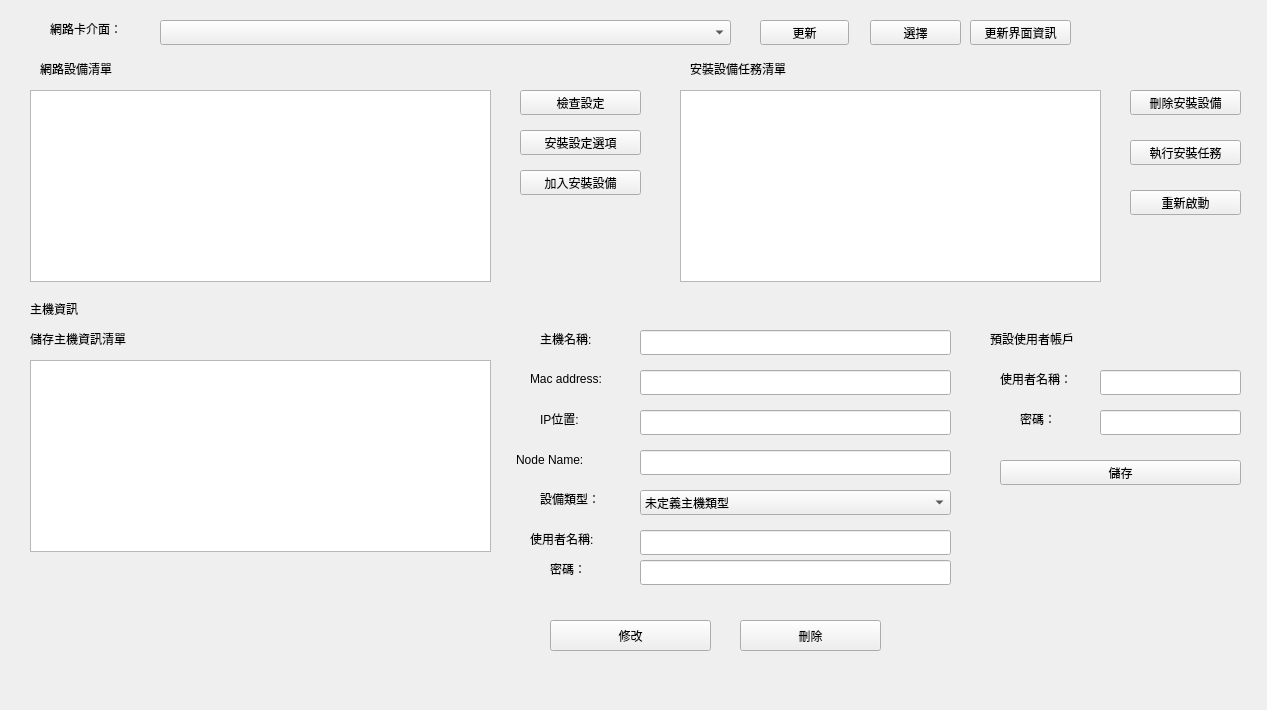
Old version of the form ws/src/ros_qt_sen/src/install_shell/install_shell.ui in the repository cocobird231/RV1-gui.
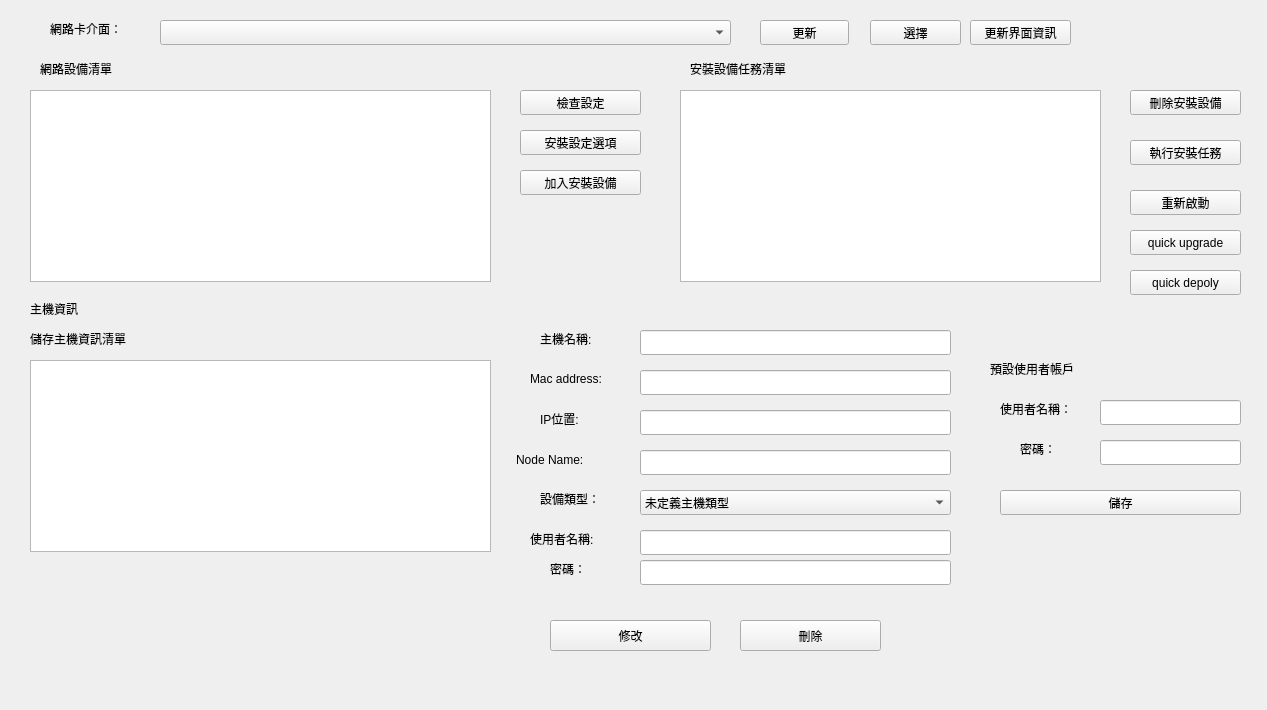
New version of the form.

Commit message: data server record ui and install quick deploy and upgrade

The edit to the form file:
```diff
--- a/ws/src/ros_qt_sen/src/install_shell/install_shell.ui
+++ b/ws/src/ros_qt_sen/src/install_shell/install_shell.ui
@@ -374,7 +374,7 @@
    <property name="geometry">
     <rect>
      <x>990</x>
-     <y>330</y>
+     <y>360</y>
      <width>111</width>
      <height>17</height>
     </rect>
@@ -387,7 +387,7 @@
    <property name="geometry">
     <rect>
      <x>1000</x>
-     <y>370</y>
+     <y>400</y>
      <width>91</width>
      <height>17</height>
     </rect>
@@ -400,7 +400,7 @@
    <property name="geometry">
     <rect>
      <x>1020</x>
-     <y>410</y>
+     <y>440</y>
      <width>51</width>
      <height>17</height>
     </rect>
@@ -413,7 +413,7 @@
    <property name="geometry">
     <rect>
      <x>1100</x>
-     <y>370</y>
+     <y>400</y>
      <width>141</width>
      <height>25</height>
     </rect>
@@ -423,7 +423,7 @@
    <property name="geometry">
     <rect>
      <x>1100</x>
-     <y>410</y>
+     <y>440</y>
      <width>141</width>
      <height>25</height>
     </rect>
@@ -433,7 +433,7 @@
    <property name="geometry">
     <rect>
      <x>1000</x>
-     <y>460</y>
+     <y>490</y>
      <width>241</width>
      <height>25</height>
     </rect>
@@ -517,6 +517,32 @@
     <string>更新</string>
    </property>
   </widget>
+  <widget class="QPushButton" name="pushButton_13">
+   <property name="geometry">
+    <rect>
+     <x>1130</x>
+     <y>230</y>
+     <width>111</width>
+     <height>25</height>
+    </rect>
+   </property>
+   <property name="text">
+    <string>quick upgrade</string>
+   </property>
+  </widget>
+  <widget class="QPushButton" name="pushButton_14">
+   <property name="geometry">
+    <rect>
+     <x>1130</x>
+     <y>270</y>
+     <width>111</width>
+     <height>25</height>
+    </rect>
+   </property>
+   <property name="text">
+    <string>quick depoly</string>
+   </property>
+  </widget>
  </widget>
  <resources/>
  <connections/>
```
The commit also changes 15 other files.
